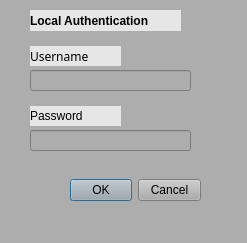
Old version of the form src/ramdisk/ui/local_auth_widget.ui in the repository clockworksspheres/ramdisk.
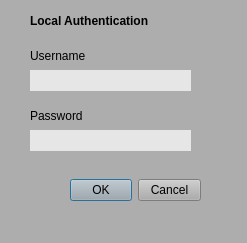
New version of the form.

The edit to the form file:
```diff
--- a/src/ramdisk/ui/local_auth_widget.ui
+++ b/src/ramdisk/ui/local_auth_widget.ui
@@ -47,7 +47,11 @@
     </rect>
    </property>
    <property name="styleSheet">
-    <string notr="true"/>
+    <string notr="true">QLineEdit {
+    border-style: outset;
+	background-color: #e6e6e6;
+    font: 12px black;
+}</string>
    </property>
    <property name="text">
     <string/>
@@ -63,13 +67,17 @@
     </rect>
    </property>
    <property name="styleSheet">
-    <string notr="true"/>
+    <string notr="true">QLineEdit {
+    border-style: outset;
+	background-color: #e6e6e6;
+    font: 12px black;
+}</string>
    </property>
    <property name="text">
     <string/>
    </property>
    <property name="echoMode">
-    <enum>QLineEdit::EchoMode::PasswordEchoOnEdit</enum>
+    <enum>QLineEdit::EchoMode::Password</enum>
    </property>
   </widget>
   <widget class="QLabel" name="titleLabel">
@@ -83,8 +91,6 @@
    </property>
    <property name="styleSheet">
     <string notr="true">QLabel {
-    border-style: outset;
-	background-color: #e6e6e6;
     font-weight: bold;
     color: black;
 }</string>
@@ -103,11 +109,7 @@
     </rect>
    </property>
    <property name="styleSheet">
-    <string notr="true">QLabel {
-    border-style: outset;
-	background-color: #e6e6e6;
-    font: 12px black;
-}</string>
+    <string notr="true"/>
    </property>
    <property name="text">
     <string>Username</string>
@@ -126,11 +128,7 @@
     <bool>false</bool>
    </property>
    <property name="styleSheet">
-    <string notr="true">QLabel {
-    border-style: outset;
-	background-color: #e6e6e6;
-    color: black;
-}</string>
+    <string notr="true"/>
    </property>
    <property name="text">
     <string>Password</string>
```
